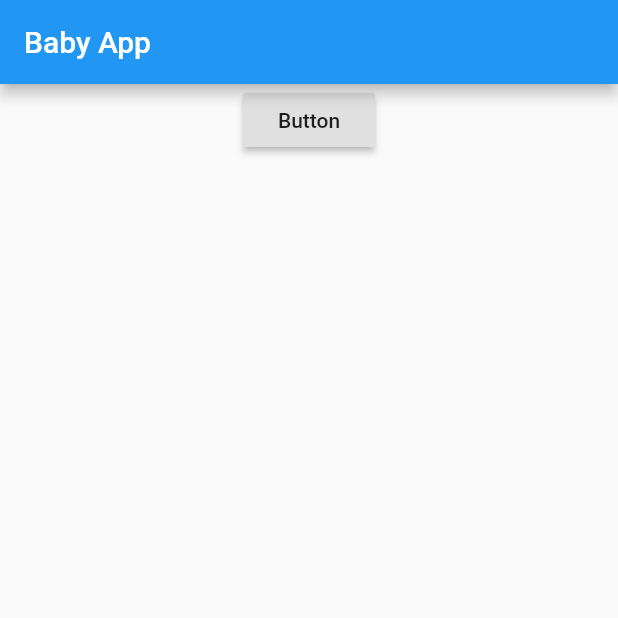
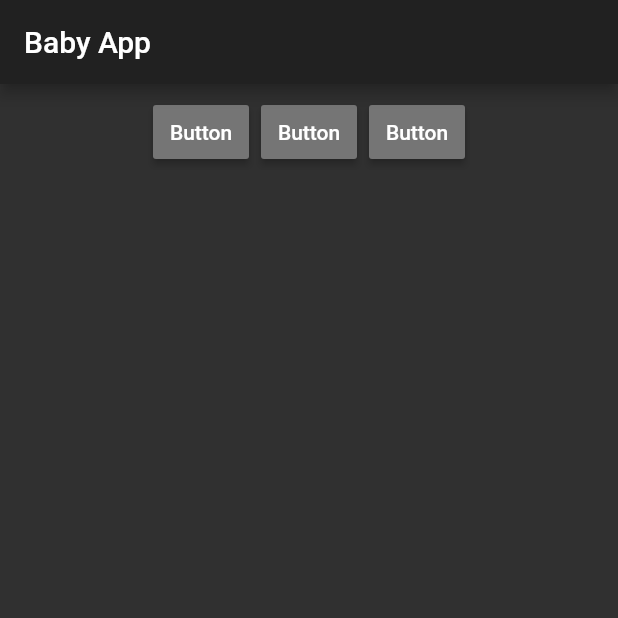
Before and after one commit to yourdutchmedia/FlutterBabyApp, a Flutter app: the screen it shows after launch, after a tap on "Button", on a phone screen of 412 x 824 dp, the top half of it. Run offline on Flutter 3.47's test engine with Material 2 defaults, Android fonts, the phone set to English and light mode, and no system bars.

Commit message:
Update main.dart

```diff
--- a/lib/main.dart
+++ b/lib/main.dart
@@ -8,21 +8,47 @@ class MyApp extends StatelessWidget {
   @override
   Widget build(BuildContext context) {
     return MaterialApp(
+      theme: ThemeData(
+        brightness: Brightness.dark,
+        primarySwatch: Colors.grey,
+        accentColor: Colors.amber[900]
+      ),
       home: Scaffold(
         appBar: new AppBar(
           // Title
           title: new Text("Baby App"),
         ),
         body: Center(
-          child: Column(children: <Widget>[
-            RaisedButton(
-              child: Text('Button'),
-              onPressed: () => {
-                _debugString = 'Knop Werkt',
-                debugPrint (_debugString)
-              },
-            )
-          ]),
+          child: Column(
+            children: <Widget>[
+              ButtonBar(
+                alignment: MainAxisAlignment.center,
+                children: <Widget>[
+                  RaisedButton(
+                    child: Text('Button'),
+                    onPressed: () => {
+                          _debugString = 'Knop 1 Werkt',
+                          debugPrint(_debugString),
+                        },
+                  ),
+                  RaisedButton(
+                    child: Text('Button'),
+                    onPressed: () => {
+                          _debugString = 'Knop 2 Werkt',
+                          debugPrint(_debugString),
+                        },
+                  ),
+                  RaisedButton(
+                    child: Text('Button'),
+                    onPressed: () => {
+                          _debugString = 'Knop 3 Werkt',
+                          debugPrint(_debugString),
+                        },
+                  ),
+                ],
+              )
+            ],
+          ),
         ),
       ),
     );
```
